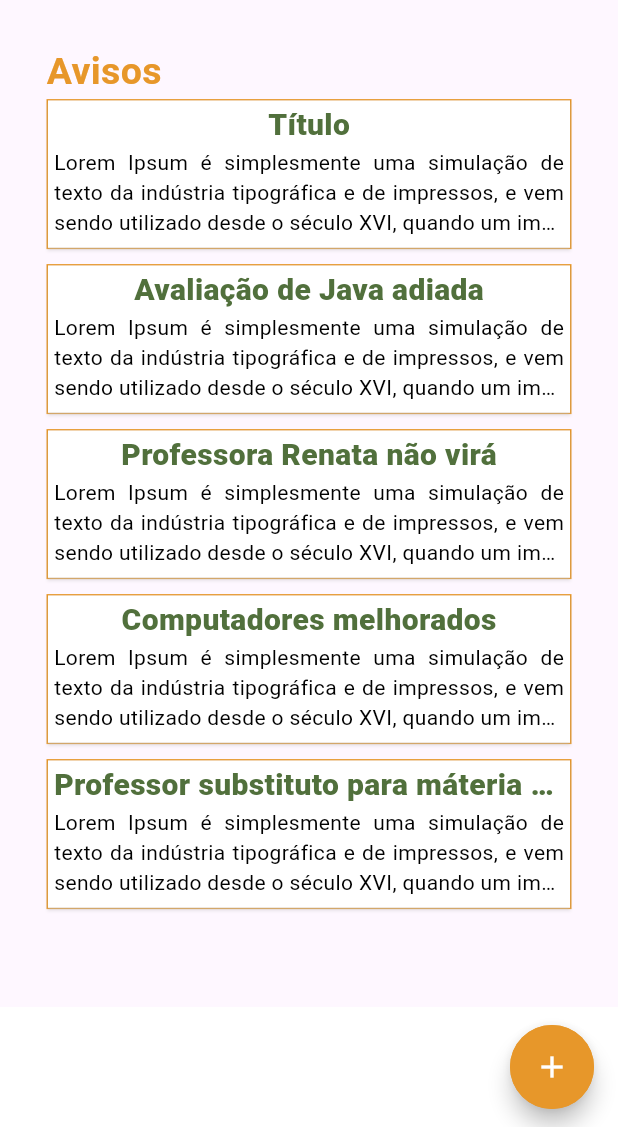
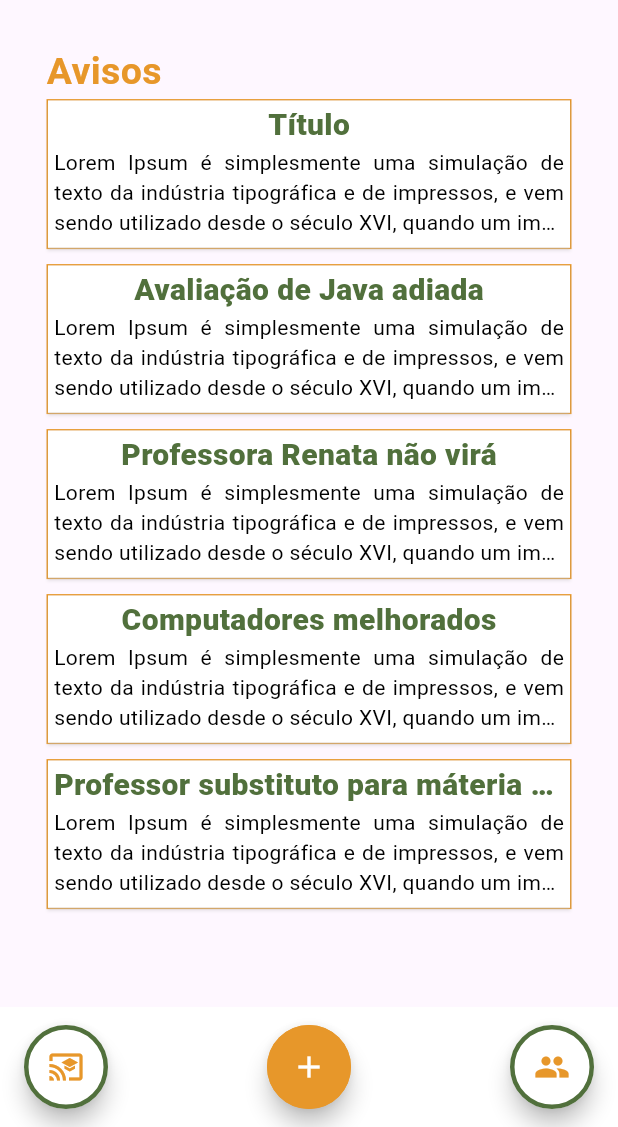
Before and after one commit to MatheusFelipeRuiz/App-Unicv, a Flutter app: the screen it shows after launch, on a phone screen of 412 x 824 dp, the part 109-1236 px from its top. Run offline on Flutter 3.47's test engine with Material 3 defaults, Android fonts, the phone set to English and light mode, and no system bars; our stand-ins replace firebase_auth, firebase_core; accounts and stored records are empty.

Commit message:
Adicionando a tela home do coordenador

```diff
--- a/lib/main.dart
+++ b/lib/main.dart
@@ -4,6 +4,7 @@ import 'package:app_unicv/screens/tela_cadastro_curso.dart';
 import 'package:app_unicv/screens/tela_cadastro_profcoord.dart';
 import 'package:app_unicv/screens/tela_cadastro_turma.dart';
 import 'package:app_unicv/screens/tela_home_aluno.dart';
+import 'package:app_unicv/screens/tela_home_coordenador.dart';
 import 'package:app_unicv/screens/tela_home_professor.dart';
 import 'package:app_unicv/screens/tela_login.dart';
 import 'package:flutter/material.dart';
@@ -26,7 +27,7 @@ class MyApp extends StatelessWidget {
     return MaterialApp(
       debugShowCheckedModeBanner: false,
       title: 'UniChat',
-      initialRoute: '/home-professor', // Rota inicial
+      initialRoute: '/home-coordenador', // Rota inicial
       routes: {
         '/': (context) => const TelaLogin(),
         '/cadastro-aluno': (context) => const TelaCadastroAluno(),
@@ -37,6 +38,7 @@ class MyApp extends StatelessWidget {
         '/cadastro-turma': (context) => const TelaCadastroTurma(),
         '/home-aluno': (context) => const TelaHomeAluno(),
         '/home-professor': (context) => const TelaHomeProfessor(),
+        '/home-coordenador': (context) => const TelaHomeCoordenador(),
       },
     );
   }
--- /dev/null
+++ b/lib/screens/tela_home_coordenador.dart
@@ -0,0 +1,98 @@
+import 'package:app_unicv/common/colors.dart';
+import 'package:app_unicv/widgets/card.dart';
+import 'package:app_unicv/widgets/floating_button.dart';
+import 'package:app_unicv/widgets/nav/navbar_home.dart';
+import 'package:app_unicv/widgets/space.dart';
+import 'package:flutter/material.dart';
+
+class TelaHomeCoordenador extends StatefulWidget {
+  const TelaHomeCoordenador({super.key});
+
+  @override
+  State<TelaHomeCoordenador> createState() => _TelaHomeCoordenadorState();
+}
+
+class _TelaHomeCoordenadorState extends State<TelaHomeCoordenador> {
+  @override
+  Widget build(BuildContext context) {
+    return MaterialApp(
+      debugShowCheckedModeBanner: false,
+      home: Scaffold(
+        body: Column(
+          children: [
+            NavbarHome(),
+            SpaceWidget(spaceWidth: 0, spaceHeight: 30),
+            Column(
+              crossAxisAlignment: CrossAxisAlignment.start,
+              children: [
+                Text(
+                  'Avisos',
+                  style: TextStyle(
+                    fontSize: 25,
+                    color: AppColors.mainYellow,
+                    fontWeight: FontWeight.bold,
+                  ),
+                ),
+                CardHome(
+                    titulo: 'Título',
+                    descricao:
+                        'Lorem Ipsum é simplesmente uma simulação de texto da indústria tipográfica e de impressos, e vem sendo utilizado desde o século XVI, quando um impressor'),
+                SpaceWidget(spaceWidth: 0, spaceHeight: 10),
+                CardHome(
+                    titulo: 'Avaliação de Java adiada',
+                    descricao:
+                        'Lorem Ipsum é simplesmente uma simulação de texto da indústria tipográfica e de impressos, e vem sendo utilizado desde o século XVI, quando um impressor'),
+                SpaceWidget(spaceWidth: 0, spaceHeight: 10),
+                CardHome(
+                    titulo: 'Professora Renata não virá',
+                    descricao:
+                        'Lorem Ipsum é simplesmente uma simulação de texto da indústria tipográfica e de impressos, e vem sendo utilizado desde o século XVI, quando um impressor'),
+                SpaceWidget(spaceWidth: 0, spaceHeight: 10),
+                CardHome(
+                    titulo: 'Computadores melhorados',
+                    descricao:
+                        'Lorem Ipsum é simplesmente uma simulação de texto da indústria tipográfica e de impressos, e vem sendo utilizado desde o século XVI, quando um impressor'),
+                SpaceWidget(spaceWidth: 0, spaceHeight: 10),
+                CardHome(
+                    titulo:
+                        'Professor substituto para máteria de Metodologias Ágeis',
+                    descricao:
+                        'Lorem Ipsum é simplesmente uma simulação de texto da indústria tipográfica e de impressos, e vem sendo utilizado desde o século XVI, quando um impressor'),
+                SpaceWidget(spaceWidth: 0, spaceHeight: 10),
+              ],
+            )
+          ],
+        ),
+        bottomNavigationBar: BottomAppBar(
+          color: AppColors.white,
+          child: Row(
+            mainAxisAlignment: MainAxisAlignment.spaceBetween,
+            children: [
+              FloatButton(
+                onPressed: () {},
+                buttonColor: AppColors.white,
+                icon: Icons.cast_for_education,
+                iconColor: AppColors.mainYellow,
+                borderColor: AppColors.green,
+              ),
+              FloatButton(
+                onPressed: () {},
+                buttonColor: AppColors.mainYellow,
+                icon: Icons.add,
+                iconColor: AppColors.white,
+                borderColor: AppColors.mainYellow,
+              ),
+              FloatButton(
+                onPressed: () {},
+                buttonColor: AppColors.white,
+                icon: Icons.people,
+                iconColor: AppColors.mainYellow,
+                borderColor: AppColors.green,
+              ),
+            ],
+          ),
+        ),
+      ),
+    );
+  }
+}
```
